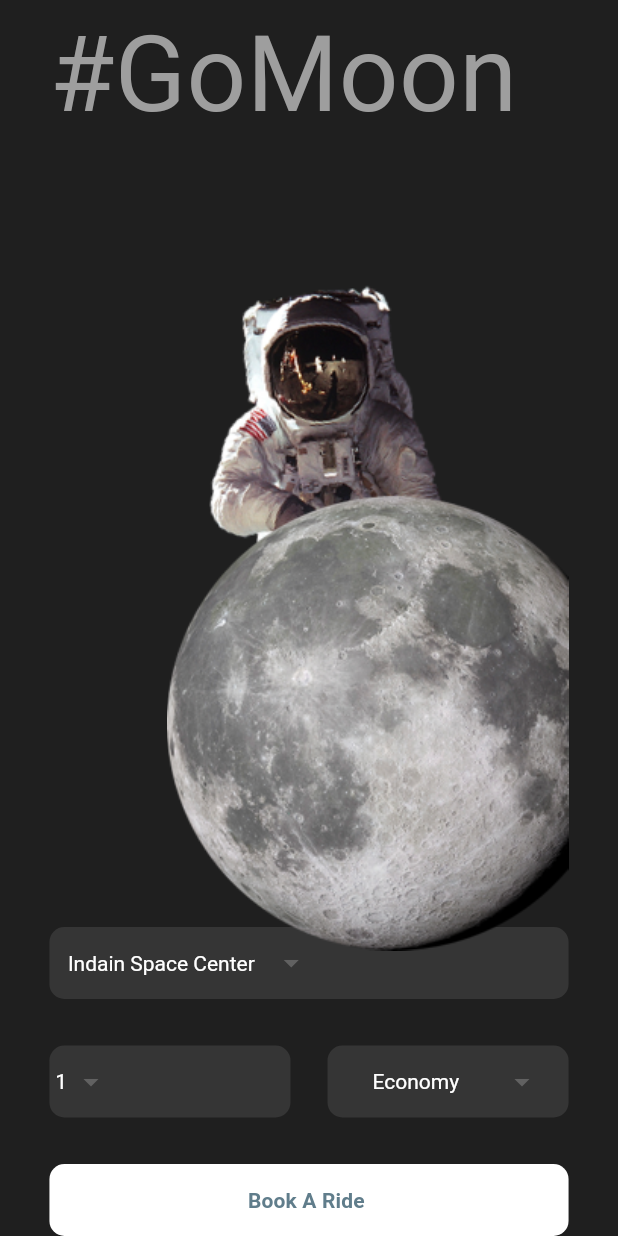
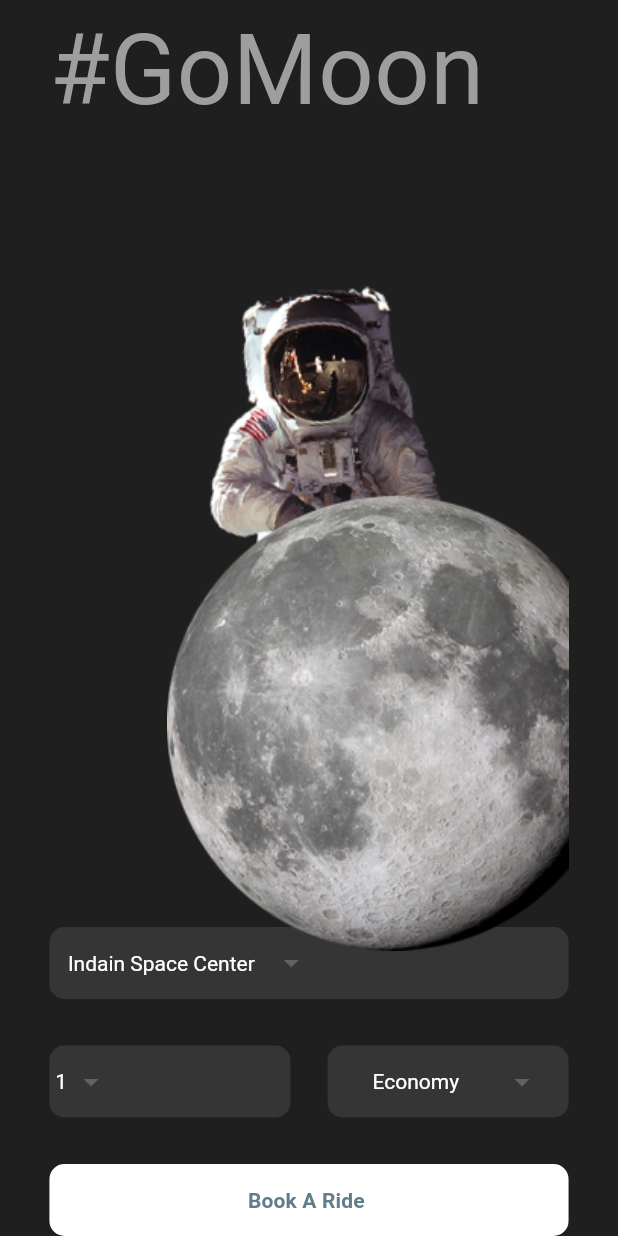
Before and after one commit to Paras-kash/GoMoon-, a Flutter app: the screen it shows after launch, on a phone screen of 412 x 824 dp. Run offline on Flutter 3.47's test engine with Material 3 defaults, Android fonts, the phone set to English and light mode, and no system bars.

Commit message:
fully functional

```diff
--- a/lib/pages/home_page.dart
+++ b/lib/pages/home_page.dart
@@ -99,7 +99,7 @@ class HomePage extends StatelessWidget {
   }
 
   Widget _top() {
-    return Text("#GoMoon", style: TextStyle(fontSize: 70, color: Colors.grey));
+    return Text("#GoMoon", style: TextStyle(fontSize: 65, color: Colors.grey));
   }
 
   Widget _homescreen() {
--- a/lib/widgets/custom_dropdown_button.dart
+++ b/lib/widgets/custom_dropdown_button.dart
@@ -21,8 +21,8 @@ class CustomDropdownButton extends StatelessWidget {
         alignment: Alignment.center,
         underline: Container(),
         value: values.first,
+        style: TextStyle(color: Colors.white),
         dropdownColor: Color.fromRGBO(53, 53, 53, 1.0),
-        style: TextStyle(color: Colors.white),
         items: values.map((e) {
           return DropdownMenuItem(
             child: Text(e),
@@ -30,7 +30,7 @@ class CustomDropdownButton extends StatelessWidget {
           );
         }).toList(),
         onChanged: (value) {
-          print("The Value is  $value");
+          print("The Value is $value");
         },
       ),
     );
```
